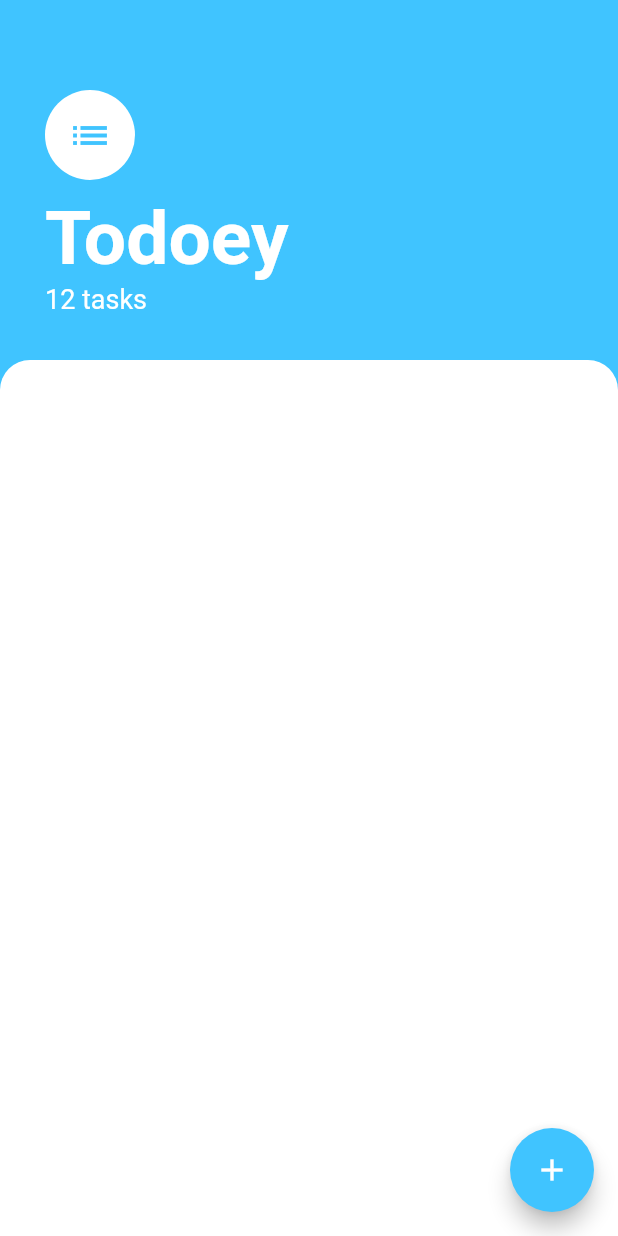
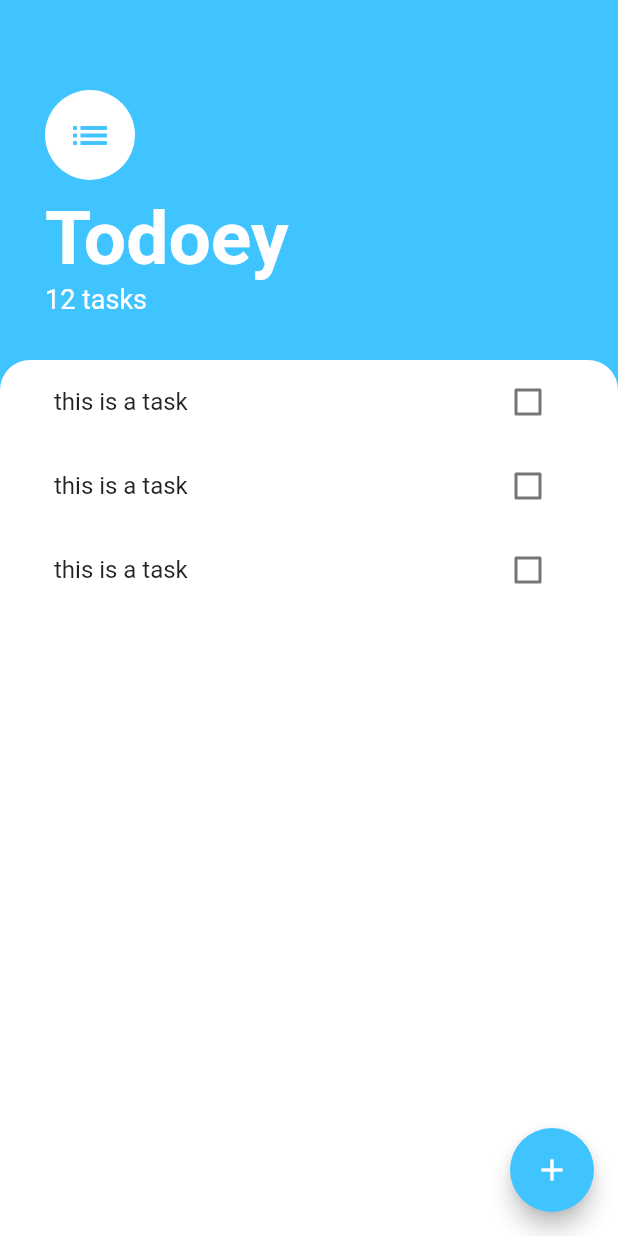
Before and after one commit to markfaust123/Todoey, a Flutter app: the screen it shows after launch, on a phone screen of 412 x 824 dp. Run offline on Flutter 3.47's test engine with Material 2 defaults, Android fonts, the phone set to English and light mode, and no system bars.

Commit message:
added ListView with ListTiles—very convenient.

```diff
--- a/lib/main.dart
+++ b/lib/main.dart
@@ -2,10 +2,12 @@ import 'package:flutter/material.dart';
 import 'package:todoey/screens/tasks_screen.dart';
 
 void main() {
-  runApp(MyApp());
+  runApp(const MyApp());
 }
 
 class MyApp extends StatelessWidget {
+  const MyApp({super.key});
+
   @override
   Widget build(BuildContext context) {
     return const MaterialApp(
--- a/lib/screens/tasks_screen.dart
+++ b/lib/screens/tasks_screen.dart
@@ -59,6 +59,9 @@ class TasksScreen extends StatelessWidget {
           ),
           Expanded(
             child: Container(
+              padding: EdgeInsets.symmetric(
+                horizontal: 20.0,
+              ),
               decoration: const BoxDecoration(
                 color: Colors.white,
                 borderRadius: BorderRadius.only(
@@ -66,6 +69,7 @@ class TasksScreen extends StatelessWidget {
                   topRight: Radius.circular(20.0),
                 ),
               ),
+              child: TasksList(),
             ),
           )
         ],
@@ -73,3 +77,70 @@ class TasksScreen extends StatelessWidget {
     );
   }
 }
+
+class TasksList extends StatelessWidget {
+  @override
+  Widget build(BuildContext context) {
+    return ListView(
+      children: [
+        TaskTile(),
+        TaskTile(),
+        TaskTile(),
+      ],
+    );
+  }
+}
+
+class TaskTile extends StatelessWidget {
+  @override
+  Widget build(BuildContext context) {
+    return ListTile(
+      title: Text('this is a task'),
+      trailing: Checkbox(
+        value: false,
+        onChanged: (condition) {
+          print('hi');
+        },
+      ),
+    );
+  }
+}
+
+// List<ListTile> getTasks() {
+//   List<ListTile> taskList = [];
+//   for (int i = 0; i < 2; i++) {
+//     taskList.add(
+//       ListTile(
+//         title: Text('this is a task'),
+//         trailing: Checkbox(
+//           value: false,
+//           onChanged: (condition) {
+//             print('hi');
+//           },
+//         ),
+//       ),
+//     );
+//   }
+//   return taskList;
+// }
+//
+// class Task extends StatelessWidget {
+//   String task = '';
+//   bool completed = false;
+//
+//   Task({required this.task, required this.completed});
+//
+//   @override
+//   Widget build(BuildContext context) {
+//     return const Row(
+//       children: [
+//         Text(
+//           'task',
+//         ),
+//         Icon(
+//           Icons.square,
+//         ),
+//       ],
+//     );
+//   }
+// }
```
Also changed, not shown: 1 other file.
